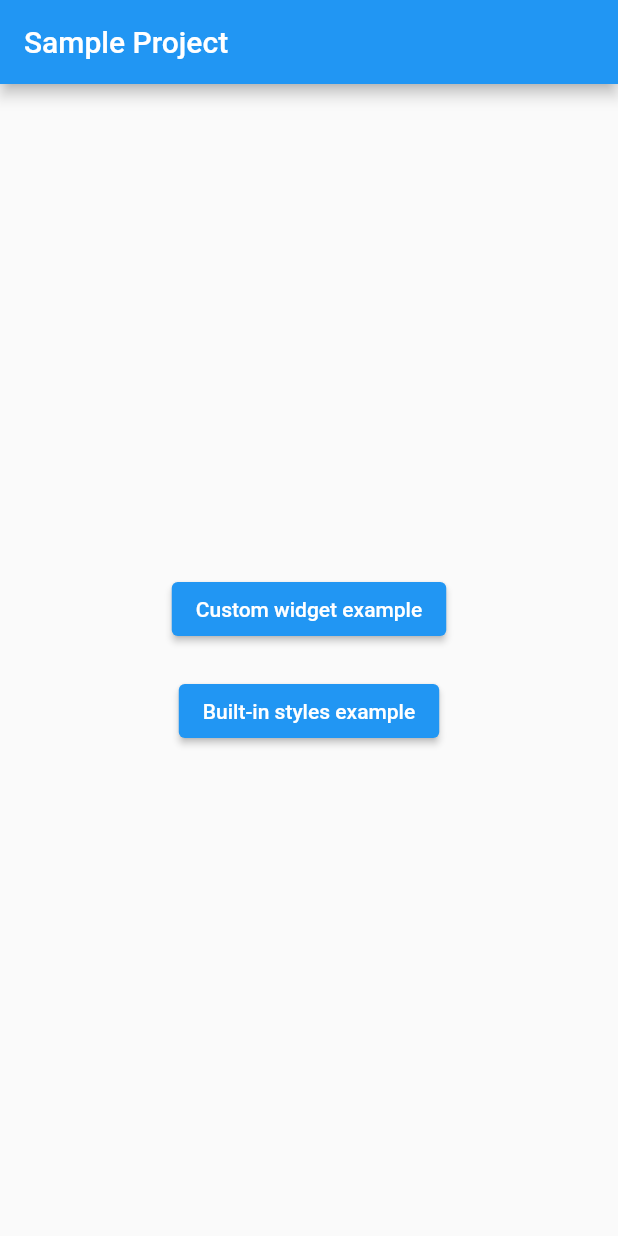
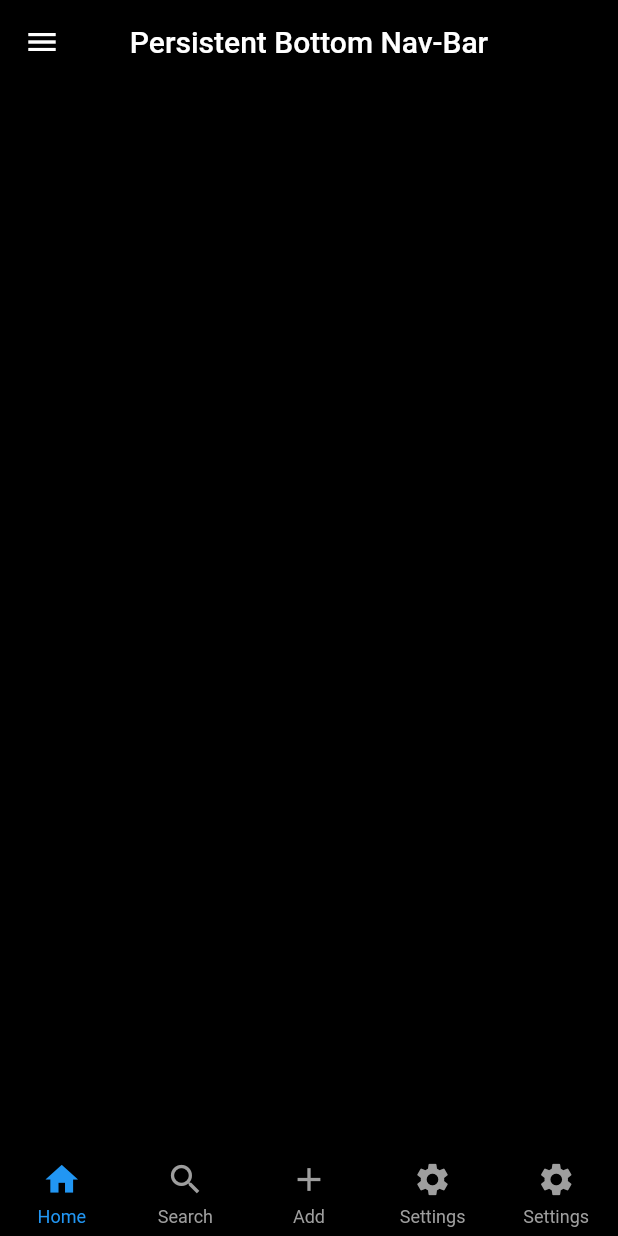
Before and after one commit to siva-TT/Persistent-Bottom-Navigation-Bar, a Flutter app: the screen it shows after launch, on a phone screen of 412 x 824 dp. Run offline on Flutter 3.47's test engine with Material 2 defaults, Android fonts, the phone set to English and light mode, and no system bars.

Commit message:
initial commit

```diff
--- a/example/lib/custom-widget-tabs.widget.dart
+++ b/example/lib/custom-widget-tabs.widget.dart
@@ -2,7 +2,8 @@ import "package:flutter/material.dart";
 import "package:persistent_bottom_nav_bar/persistent_tab_view.dart";
 
 import "package:persistent_bottom_nav_bar_example_project/main.dart";
-import "package:persistent_bottom_nav_bar_example_project/screens.dart";
+import "package:persistent_bottom_nav_bar_example_project/screens/home.dart";
+import "package:persistent_bottom_nav_bar_example_project/screens/sample.dart";
 
 class CustomWidgetExample extends StatefulWidget {
   const CustomWidgetExample({final Key key, this.menuScreenContext})
@@ -25,7 +26,7 @@ class _CustomWidgetExampleState extends State<CustomWidgetExample> {
   }
 
   List<Widget> _buildScreens() => [
-        MainScreen(
+        HomePage(
           menuScreenContext: widget.menuScreenContext,
           hideStatus: _hideNavBar,
           onScreenHideButtonPressed: () {
@@ -34,7 +35,7 @@ class _CustomWidgetExampleState extends State<CustomWidgetExample> {
             });
           },
         ),
-        MainScreen(
+        SamplePage(
           menuScreenContext: widget.menuScreenContext,
           hideStatus: _hideNavBar,
           onScreenHideButtonPressed: () {
@@ -43,7 +44,7 @@ class _CustomWidgetExampleState extends State<CustomWidgetExample> {
             });
           },
         ),
-        MainScreen(
+        SamplePage(
           menuScreenContext: widget.menuScreenContext,
           hideStatus: _hideNavBar,
           onScreenHideButtonPressed: () {
@@ -52,7 +53,7 @@ class _CustomWidgetExampleState extends State<CustomWidgetExample> {
             });
           },
         ),
-        MainScreen(
+        SamplePage(
           menuScreenContext: widget.menuScreenContext,
           hideStatus: _hideNavBar,
           onScreenHideButtonPressed: () {
@@ -61,7 +62,7 @@ class _CustomWidgetExampleState extends State<CustomWidgetExample> {
             });
           },
         ),
-        MainScreen(
+        SamplePage(
           menuScreenContext: widget.menuScreenContext,
           hideStatus: _hideNavBar,
           onScreenHideButtonPressed: () {
@@ -107,23 +108,15 @@ class _CustomWidgetExampleState extends State<CustomWidgetExample> {
 
   @override
   Widget build(final BuildContext context) => Scaffold(
-        appBar: AppBar(title: const Text("Navigation Bar Demo")),
-        drawer: Drawer(
-          child: Center(
-            child: Column(
-              mainAxisAlignment: MainAxisAlignment.center,
-              children: const <Widget>[
-                Text("This is the Drawer"),
-              ],
-            ),
-          ),
-        ),
         body: PersistentTabView.custom(
           context,
           controller: _controller,
+          // ignore: avoid_redundant_argument_values
+          backgroundColor: const Color.fromARGB(255, 0, 0, 0),
           screens: _buildScreens(),
           itemCount: 5,
           hideNavigationBar: _hideNavBar,
+
           screenTransitionAnimation: const ScreenTransitionAnimation(
             animateTabTransition: true,
           ),
--- a/example/lib/main.dart
+++ b/example/lib/main.dart
@@ -1,3 +1,5 @@
+// ignore_for_file: avoid_redundant_argument_values
+
 import "package:flutter/material.dart";
 import "package:persistent_bottom_nav_bar/persistent_tab_view.dart";
 
@@ -15,9 +17,8 @@ class MyApp extends StatelessWidget {
   Widget build(final BuildContext context) => MaterialApp(
         title: "Persistent Bottom Navigation Bar example project",
         theme: ThemeData(
-          primarySwatch: Colors.blue,
         ),
-        home: const MainMenu(),
+        home: const CustomWidgetExample(),
         initialRoute: "/",
         routes: {
           // When navigating to the "/" route, build the FirstScreen widget.
@@ -28,49 +29,49 @@ class MyApp extends StatelessWidget {
       );
 }
 
-class MainMenu extends StatefulWidget {
-  const MainMenu({final Key key}) : super(key: key);
+// class MainMenu extends StatefulWidget {
+//   const MainMenu({final Key key}) : super(key: key);
 
-  @override
-  _MainMenuState createState() => _MainMenuState();
-}
+//   @override
+//   _MainMenuState createState() => _MainMenuState();
+// }
 
-class _MainMenuState extends State<MainMenu> {
-  @override
-  Widget build(final BuildContext context) => Scaffold(
-        appBar: AppBar(
-          title: const Text("Sample Project"),
-        ),
-        body: Column(
-          mainAxisAlignment: MainAxisAlignment.center,
-          children: <Widget>[
-            Center(
-              child: ElevatedButton(
-                child: const Text("Custom widget example"),
-                onPressed: () => PersistentNavBarNavigator.pushNewScreen(
-                  context,
-                  screen: CustomWidgetExample(
-                    menuScreenContext: context,
-                  ),
-                ),
-              ),
-            ),
-            const SizedBox(height: 20),
-            Center(
-              child: ElevatedButton(
-                child: const Text("Built-in styles example"),
-                onPressed: () => PersistentNavBarNavigator.pushNewScreen(
-                  context,
-                  screen: ProvidedStylesExample(
-                    menuScreenContext: context,
-                  ),
-                ),
-              ),
-            ),
-          ],
-        ),
-      );
-}
+// class _MainMenuState extends State<MainMenu> {
+//   @override
+//   Widget build(final BuildContext context) => Scaffold(
+//         appBar: AppBar(
+//           title: const Text("Sample Project"),
+//         ),
+//         body: Column(
+//           mainAxisAlignment: MainAxisAlignment.center,
+//           children: <Widget>[
+//             Center(
+//               child: ElevatedButton(
+//                 child: const Text("Custom widget example"),
+//                 onPressed: () => PersistentNavBarNavigator.pushNewScreen(
+//                   context,
+//                   screen: CustomWidgetExample(
+//                     menuScreenContext: context,
+//                   ),
+//                 ),
+//               ),
+//             ),
+//             const SizedBox(height: 20),
+//             Center(
+//               child: ElevatedButton(
+//                 child: const Text("Built-in styles example"),
+//                 onPressed: () => PersistentNavBarNavigator.pushNewScreen(
+//                   context,
+//                   screen: ProvidedStylesExample(
+//                     menuScreenContext: context,
+//                   ),
+//                 ),
+//               ),
+//             ),
+//           ],
+//         ),
+//       );
+// }
 
 // ----------------------------------------- Provided Style ----------------------------------------- //
 
@@ -226,30 +227,30 @@ class _ProvidedStylesExampleState extends State<ProvidedStylesExample> {
               ? 0.0
               : kBottomNavigationBarHeight,
           bottomScreenMargin: 0,
-          onWillPop: (final context) async {
-            await showDialog(
-              context: context,
-              useSafeArea: true,
-              builder: (final context) => Container(
-                height: 50,
-                width: 50,
-                color: Colors.white,
-                child: ElevatedButton(
-                  child: const Text("Close"),
-                  onPressed: () {
-                    Navigator.pop(context);
-                  },
-                ),
-              ),
-            );
-            return false;
-          },
+          // onWillPop: (final context) async {
+          //   await showDialog(
+          //     context: context,
+          //     useSafeArea: true,
+          //     builder: (final context) => Container(
+          //       height: 50,
+          //       width: 50,
+          //       color: Colors.green,
+          //       child: ElevatedButton(
+          //         child: const Text("Close"),
+          //         onPressed: () {
+          //           Navigator.pop(context);
+          //         },
+          //       ),
+          //     ),
+          //   );
+          //   return false;
+          // },
           selectedTabScreenContext: (final context) {
             testContext = context;
           },
-          backgroundColor: Colors.black,
           hideNavigationBar: _hideNavBar,
-          decoration: const NavBarDecoration(colorBehindNavBar: Colors.indigo),
+          backgroundColor: const Color.fromARGB(255, 0, 0, 0),
+          decoration: const NavBarDecoration(colorBehindNavBar: Color.fromARGB(255, 255, 255, 255)),
           itemAnimationProperties: const ItemAnimationProperties(
             duration: Duration(milliseconds: 400),
             curve: Curves.ease,
@@ -281,6 +282,7 @@ class CustomNavBarWidget extends StatelessWidget {
       Container(
         alignment: Alignment.center,
         height: kBottomNavigationBarHeight,
+
         child: Column(
           mainAxisAlignment: MainAxisAlignment.center,
           mainAxisSize: MainAxisSize.min,
@@ -318,7 +320,7 @@ class CustomNavBarWidget extends StatelessWidget {
 
   @override
   Widget build(final BuildContext context) => Container(
-        color: Colors.white,
+        color: const Color.fromARGB(255, 0, 0, 0),
         child: SizedBox(
           width: double.infinity,
           height: kBottomNavigationBarHeight,
--- a/example/lib/screens.dart
+++ b/example/lib/screens.dart
@@ -155,7 +155,10 @@ class MainScreen2 extends StatelessWidget {
             children: <Widget>[
               ElevatedButton(
                 onPressed: () {
-                  PersistentNavBarNavigator.pushNewScreen(context,
+                  PersistentNavBarNavigator.pushNewScreenWithRouteSettings(
+                   context,
+                   withNavBar: true,
+                    settings: const RouteSettings(name: "/html"),
                       screen: const MainScreen3());
                 },
                 child: const Text(
--- /dev/null
+++ b/example/lib/screens/home.dart
@@ -0,0 +1,78 @@
+import "package:flutter/material.dart";
+import "package:persistent_bottom_nav_bar_example_project/screens/list1.dart";
+
+class HomePage extends StatefulWidget {
+  // ignore: prefer_final_parameters
+  const HomePage(
+      {final Key key,
+      this.menuScreenContext,
+      this.onScreenHideButtonPressed,
+      this.hideStatus = false})
+      : super(key: key);
+  final BuildContext menuScreenContext;
+  final VoidCallback onScreenHideButtonPressed;
+  final bool hideStatus;
+  @override
+  State<HomePage> createState() => _HomePageState();
+}
+
+class _HomePageState extends State<HomePage> {
+  @override
+  // ignore: prefer_final_parameters, use_decorated_box
+  Widget build(BuildContext context) => Container(
+        decoration: const BoxDecoration(
+            // image: DecorationImage(
+            //     image: AssetImage("assets/images/home_bg.png"),
+            //   fit: BoxFit.fill)
+            ),
+        child: Scaffold(
+                 backgroundColor: Colors.black,
+          appBar: AppBar(
+            backgroundColor: Colors.black,
+            centerTitle: true,
+            title: const Text(
+              "Persistent Bottom Nav-Bar",
+            ),
+            leading: GestureDetector(
+              onTap: () {
+                Navigator.of(context).push(MaterialPageRoute(
+                  builder: (final context) => const ListView1(),
+                ));
+              },
+              child: const Icon(Icons.menu // add custom icons also
+                  ),
+            ),
+          ),
+          // ignore: avoid_unnecessary_containers
+          body: Container(
+            child: ListView(
+              // ignore: avoid_redundant_argument_values
+              scrollDirection: Axis.vertical,
+              children: <Widget>[
+                Container(
+                  height: MediaQuery.of(context).size.height /
+                      2.8, //Constant.quickviewwidget,
+                  //    height: Constant.quickviewwidget,
+
+                  /*    child: BlocProvider(
+                    create: (_) => QuickViewBloc(locator()),
+                    child: QuickViewItem()),**/
+                ),
+                //   InterestStateWidget(),
+
+                /*   BlocProvider(
+                  create: (_) => GiftShopBloc(locator()),
+                  child: const GiftshopList()),
+
+              BlocProvider(
+                  create: (_) => InterestBloc(locator()),
+                  child: const InterestList()),**/
+
+                // WebView1(),
+                //  WebView(),
+              ],
+            ),
+          ),
+        ),
+      );
+}
--- a/lib/persistent_tab_view.widget.dart
+++ b/lib/persistent_tab_view.widget.dart
@@ -17,7 +17,7 @@ class PersistentTabView extends PersistentTabViewBase {
       this.controller,
       final double navBarHeight = kBottomNavigationBarHeight,
       this.margin = EdgeInsets.zero,
-      this.backgroundColor = CupertinoColors.white,
+      this.backgroundColor = CupertinoColors.black,
       final ValueChanged<int>? onItemSelected,
       final NeumorphicProperties? neumorphicProperties,
       this.floatingActionButton,
@@ -93,7 +93,7 @@ class PersistentTabView extends PersistentTabViewBase {
     this.bottomScreenMargin,
     this.selectedTabScreenContext,
     this.hideNavigationBarWhenKeyboardShows = true,
-    this.backgroundColor = CupertinoColors.white,
+    this.backgroundColor = Colors.black,
     final CustomWidgetRouteAndNavigatorSettings routeAndNavigatorSettings =
         const CustomWidgetRouteAndNavigatorSettings(),
     this.confineInSafeArea = true,
--- a/pubspec.yaml
+++ b/pubspec.yaml
@@ -18,3 +18,6 @@ dev_dependencies:
 
 flutter:
   uses-material-design: true
+
+assets:
+      - assets/images/
```
Also changed, not shown: example/lib/screens/html.dart (added, +25 -0 lines), example/lib/screens/list1.dart (added, +45 -0 lines), example/lib/screens/list2.dart (added, +44 -0 lines), example/lib/screens/sample.dart (added, +30 -0 lines).
